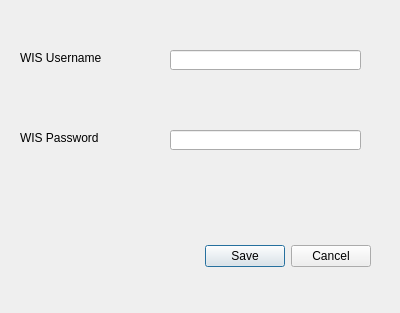
Old version of the form UI/wiscred.ui in the repository ebzimny01/gd-recruit.
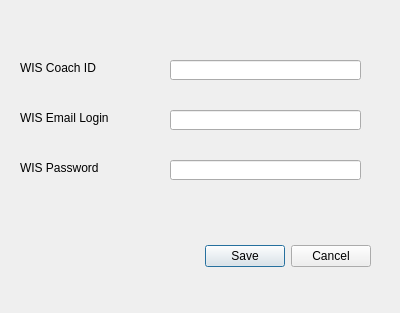
New version of the form.

```diff
--- a/UI/wiscred.ui
+++ b/UI/wiscred.ui
@@ -39,21 +39,21 @@
    <property name="geometry">
     <rect>
      <x>20</x>
-     <y>50</y>
-     <width>101</width>
+     <y>110</y>
+     <width>141</width>
      <height>16</height>
     </rect>
    </property>
    <property name="text">
-    <string>WIS Username</string>
+    <string>WIS Email Login</string>
    </property>
   </widget>
   <widget class="QLabel" name="labelWISPassword">
    <property name="geometry">
     <rect>
      <x>20</x>
-     <y>130</y>
-     <width>91</width>
+     <y>160</y>
+     <width>141</width>
      <height>16</height>
     </rect>
    </property>
@@ -65,7 +65,7 @@
    <property name="geometry">
     <rect>
      <x>170</x>
-     <y>50</y>
+     <y>110</y>
      <width>191</width>
      <height>20</height>
     </rect>
@@ -75,7 +75,7 @@
    <property name="geometry">
     <rect>
      <x>170</x>
-     <y>130</y>
+     <y>160</y>
      <width>191</width>
      <height>20</height>
     </rect>
@@ -84,6 +84,29 @@
     <enum>QLineEdit::Password</enum>
    </property>
   </widget>
+  <widget class="QLabel" name="labelWISCoachID">
+   <property name="geometry">
+    <rect>
+     <x>20</x>
+     <y>60</y>
+     <width>141</width>
+     <height>16</height>
+    </rect>
+   </property>
+   <property name="text">
+    <string>WIS Coach ID</string>
+   </property>
+  </widget>
+  <widget class="QLineEdit" name="lineEditWISCoachID">
+   <property name="geometry">
+    <rect>
+     <x>170</x>
+     <y>60</y>
+     <width>191</width>
+     <height>20</height>
+    </rect>
+   </property>
+  </widget>
  </widget>
  <resources/>
  <connections>
```
Left out of the diff: 5 changed lines with no effect on the pictures.
